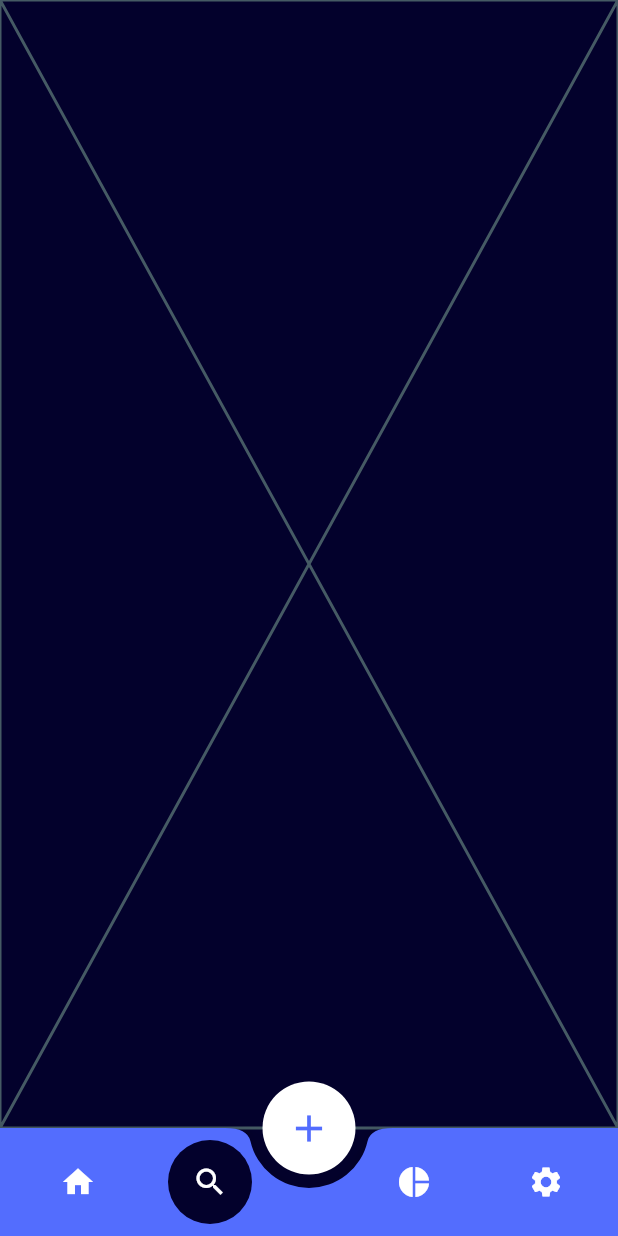
After one commit to jassi-singh/xpanse, a Flutter app: the HomeScreen screen opened directly, item 2 of the bottom bar chosen, on a phone screen of 412 x 824 dp. The commit adds this screen. Run offline on Flutter 3.47's test engine with Material 2 defaults, Android fonts, the phone set to English and light mode, and no system bars; our stand-ins replace appwrite, bloc, equatable, flutter_bloc, flutter_form_builder, fpdart and 1 more; network calls fail.

Commit message:
added bottom navigation bar

```diff
--- a/lib/core/constants/colors.dart
+++ b/lib/core/constants/colors.dart
@@ -4,13 +4,27 @@ class AppColors {
   static const Color backgroundColor = Color(0xFF03012c);
   static const MaterialAccentColor primaryColor = Colors.indigoAccent;
 
-
   static LinearGradient primaryGradient = LinearGradient(
     begin: Alignment.topCenter,
     end: Alignment.bottomCenter,
     colors: [
-      AppColors.primaryColor[100]!,
-      AppColors.primaryColor[400]!,
+      primaryColor[100]!,
+      primaryColor[400]!,
     ],
   );
+
+  static LinearGradient blackTransparentGradient = const LinearGradient(
+    begin: Alignment.topCenter,
+    end: Alignment.bottomCenter,
+    colors: [
+      primaryColor,
+      primaryColor,
+    ],
+  );
+
+  static BoxShadow primaryShadow = BoxShadow(
+    color: primaryColor[100]!.withOpacity(0.5),
+    offset: const Offset(5, 5),
+    blurRadius: 10,
+  );
 }
--- a/lib/core/widgets/app_button.dart
+++ b/lib/core/widgets/app_button.dart
@@ -5,20 +5,29 @@ import '../constants/colors.dart';
 class AppButton extends StatelessWidget {
   final void Function()? onPressed;
   final Widget child;
-  const AppButton({Key? key, required this.onPressed, required this.child})
-      : super(key: key);
+  final ShapeBorder shape;
+  final Color? backgroundColor;
+
+  const AppButton({
+    Key? key,
+    required this.onPressed,
+    required this.child,
+    this.shape = const StadiumBorder(),
+    this.backgroundColor,
+  }) : super(key: key);
 
   @override
   Widget build(BuildContext context) {
     return DecoratedBox(
       decoration: ShapeDecoration(
-        shape: const StadiumBorder(),
-        gradient: AppColors.primaryGradient,
+        shape: shape,
+        gradient: backgroundColor != null ? null : AppColors.primaryGradient,
+        color: backgroundColor,
       ),
       child: MaterialButton(
         onPressed: onPressed,
         materialTapTargetSize: MaterialTapTargetSize.shrinkWrap,
-        shape: const StadiumBorder(),
+        shape: shape,
         visualDensity:
             const VisualDensity(vertical: VisualDensity.maximumDensity),
         child: child,
--- a/lib/features/authentication/data/datasources/remote_datasource.dart
+++ b/lib/features/authentication/data/datasources/remote_datasource.dart
@@ -1,5 +1,3 @@
-import 'dart:developer';
-
 import 'package:appwrite/appwrite.dart' as appwrite;
 import 'package:appwrite/models.dart';
 import 'package:xpanse/features/authentication/domain/usecases/login.dart';
--- a/lib/features/authentication/data/repositories/authentication_repo_impl.dart
+++ b/lib/features/authentication/data/repositories/authentication_repo_impl.dart
@@ -1,4 +1,3 @@
-import 'package:appwrite/appwrite.dart' as appwrite;
 import 'package:appwrite/models.dart';
 import 'package:fpdart/fpdart.dart';
 import 'package:xpanse/core/util/helpers.dart';
--- a/lib/features/authentication/presentation/bloc/authentication_bloc.dart
+++ b/lib/features/authentication/presentation/bloc/authentication_bloc.dart
@@ -9,7 +9,7 @@ import 'package:xpanse/core/util/helpers.dart';
 import 'package:xpanse/features/authentication/domain/usecases/get_current_session.dart';
 import 'package:xpanse/features/authentication/domain/usecases/signup.dart';
 import 'package:xpanse/features/authentication/presentation/pages/auth_screen.dart';
-import '../../../transactions/presentation/pages/dashboard.dart';
+import 'package:xpanse/home/home.dart';
 import '../../domain/usecases/login.dart';
 import '../../domain/usecases/logout.dart';
 
@@ -154,7 +154,7 @@ class AuthenticationBloc
       AppHelper.navigatorKey.currentContext!,
       MaterialPageRoute(
           builder: (context) =>
-              success ? const Dashboard() : const AuthScreen()),
+              success ? const HomeScreen() : const AuthScreen()),
       (route) => false,
     );
   }
--- a/lib/features/authentication/presentation/widgets/auth_button.dart
+++ b/lib/features/authentication/presentation/widgets/auth_button.dart
@@ -1,7 +1,6 @@
 import 'package:flutter/material.dart';
 import 'package:flutter_bloc/flutter_bloc.dart';
 import 'package:flutter_form_builder/flutter_form_builder.dart';
-import 'package:xpanse/core/constants/colors.dart';
 import 'package:xpanse/core/widgets/app_button.dart';
 import 'package:xpanse/features/authentication/domain/usecases/signup.dart';
 
--- a/lib/features/transactions/data/repositories/transaction_repo_impl.dart
+++ b/lib/features/transactions/data/repositories/transaction_repo_impl.dart
@@ -1,4 +1,3 @@
-import 'package:appwrite/models.dart';
 import 'package:fpdart/fpdart.dart';
 import 'package:xpanse/core/util/helpers.dart';
 import 'package:xpanse/features/transactions/domain/entities/transaction.dart';
--- a/lib/features/transactions/domain/usecases/delete_transaction.dart
+++ b/lib/features/transactions/domain/usecases/delete_transaction.dart
@@ -1,7 +1,5 @@
 import 'package:fpdart/fpdart.dart';
 import 'package:xpanse/core/usecase/usecase.dart';
-import 'package:xpanse/features/transactions/domain/entities/transaction.dart';
-
 import '../repositories/transaction_repo.dart';
 
 class DeleteTransaction extends UseCase<void, String> {
--- a/lib/features/transactions/domain/usecases/get_transaction_of_month.dart
+++ b/lib/features/transactions/domain/usecases/get_transaction_of_month.dart
@@ -1,4 +1,3 @@
-import 'package:appwrite/models.dart';
 import 'package:fpdart/fpdart.dart';
 import 'package:xpanse/core/usecase/usecase.dart';
 
--- a/lib/features/transactions/presentation/bloc/transactions_bloc.dart
+++ b/lib/features/transactions/presentation/bloc/transactions_bloc.dart
@@ -1,12 +1,10 @@
 import 'dart:async';
-import 'dart:convert';
 import 'dart:developer';
 
 import 'package:appwrite/appwrite.dart';
 import 'package:bloc/bloc.dart';
 import 'package:equatable/equatable.dart';
 import 'package:fpdart/fpdart.dart';
-import 'package:xpanse/features/transactions/domain/entities/enums.dart';
 import 'package:xpanse/features/transactions/domain/usecases/add_transaction.dart';
 
 import '../../../../core/util/helpers.dart';
--- /dev/null
+++ b/lib/home/cubit/home_cubit.dart
@@ -0,0 +1,12 @@
+import 'package:bloc/bloc.dart';
+import 'package:equatable/equatable.dart';
+
+part 'home_state.dart';
+
+class HomeCubit extends Cubit<HomeState> {
+  HomeCubit() : super(const HomeInitial(0));
+
+  void changeIndex(int index) {
+    emit(HomeInitial(index));
+  }
+}
--- /dev/null
+++ b/lib/home/cubit/home_state.dart
@@ -0,0 +1,15 @@
+part of 'home_cubit.dart';
+
+abstract class HomeState extends Equatable {
+  final int index;
+
+  const HomeState(
+    this.index,
+  );
+  @override
+  List<Object> get props => [index];
+}
+
+class HomeInitial extends HomeState {
+  const HomeInitial(int index) : super(index);
+}
--- /dev/null
+++ b/lib/home/home.dart
@@ -0,0 +1,49 @@
+import 'package:flutter/material.dart';
+import 'package:flutter_bloc/flutter_bloc.dart';
+import 'package:xpanse/core/constants/colors.dart';
+import 'package:xpanse/core/widgets/app_button.dart';
+import 'package:xpanse/features/transactions/presentation/pages/dashboard.dart';
+
+import 'cubit/home_cubit.dart';
+import 'widgets/app_bottom_navigation_bar.dart';
+
+class HomeScreen extends StatelessWidget {
+  const HomeScreen({Key? key}) : super(key: key);
+
+  @override
+  Widget build(BuildContext context) {
+    return BlocProvider(
+      create: (context) => HomeCubit(),
+      child: Scaffold(
+        floatingActionButtonLocation: FloatingActionButtonLocation.centerDocked,
+        floatingActionButton: AppButton(
+          onPressed: () {},
+          shape: const CircleBorder(),
+          backgroundColor: Colors.white,
+          child: const Icon(
+            Icons.add,
+            size: 30,
+            color: AppColors.primaryColor,
+          ),
+        ),
+        bottomNavigationBar: const AppBottomNavigationBar(),
+        body: BlocBuilder<HomeCubit, HomeState>(
+          builder: (context, state) {
+            switch (state.index) {
+              case 0:
+                return const Dashboard();
+              case 1:
+                return const Placeholder();
+              case 2:
+                return const Placeholder();
+              case 3:
+                return const Placeholder();
+              default:
+                return const Placeholder();
+            }
+          },
+        ),
+      ),
+    );
+  }
+}
--- /dev/null
+++ b/lib/home/widgets/app_bottom_navigation_bar.dart
@@ -0,0 +1,41 @@
+import 'package:flutter/material.dart';
+import '../../core/constants/colors.dart';
+import 'bottom_navigator_item.dart';
+
+class AppBottomNavigationBar extends StatelessWidget {
+  const AppBottomNavigationBar({Key? key}) : super(key: key);
+
+  @override
+  Widget build(BuildContext context) {
+    return BottomAppBar(
+      shape: const CircularNotchedRectangle(),
+      color: AppColors.primaryColor,
+      notchMargin: -4,
+      child: Padding(
+        padding: const EdgeInsets.all(8.0),
+        child: Row(
+          mainAxisAlignment: MainAxisAlignment.spaceAround,
+          children: const [
+            BottomAppBarItem(
+              icon: Icons.home,
+              index: 0,
+            ),
+            BottomAppBarItem(
+              icon: Icons.search,
+              index: 1,
+            ),
+            SizedBox(width: 48.0),
+            BottomAppBarItem(
+              icon: Icons.pie_chart,
+              index: 2,
+            ),
+            BottomAppBarItem(
+              icon: Icons.settings,
+              index: 3,
+            ),
+          ],
+        ),
+      ),
+    );
+  }
+}
--- /dev/null
+++ b/lib/home/widgets/bottom_navigator_item.dart
@@ -0,0 +1,36 @@
+
+import 'package:flutter/material.dart';
+import 'package:flutter_bloc/flutter_bloc.dart';
+
+import '../../core/constants/colors.dart';
+import '../../core/widgets/app_button.dart';
+import '../cubit/home_cubit.dart';
+
+class BottomAppBarItem extends StatelessWidget {
+  final IconData icon;
+  final int index;
+  const BottomAppBarItem({
+    Key? key,
+    required this.icon,
+    required this.index,
+  }) : super(key: key);
+
+  @override
+  Widget build(BuildContext context) {
+    return BlocSelector<HomeCubit, HomeState, int>(
+      selector: (state) {
+        return state.index;
+      },
+      builder: (context, state) {
+        return AppButton(
+          onPressed: () => context.read<HomeCubit>().changeIndex(index),
+          shape: const CircleBorder(),
+          backgroundColor: state != index
+              ? AppColors.primaryColor
+              : AppColors.backgroundColor,
+          child: Icon(icon),
+        );
+      },
+    );
+  }
+}
```
